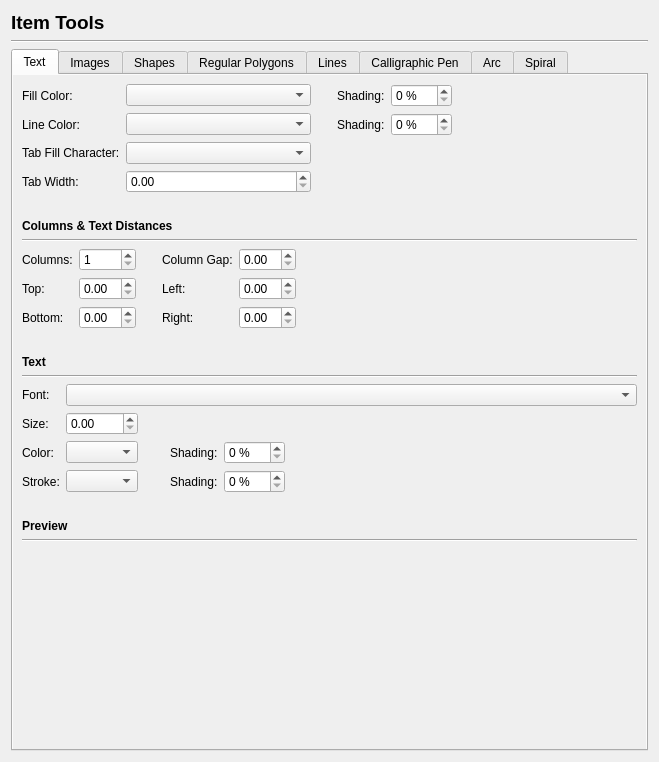
Above: scribus/ui/prefs_itemtoolsbase.ui from scribusproject/scribus before the change. Below: the same form after it.
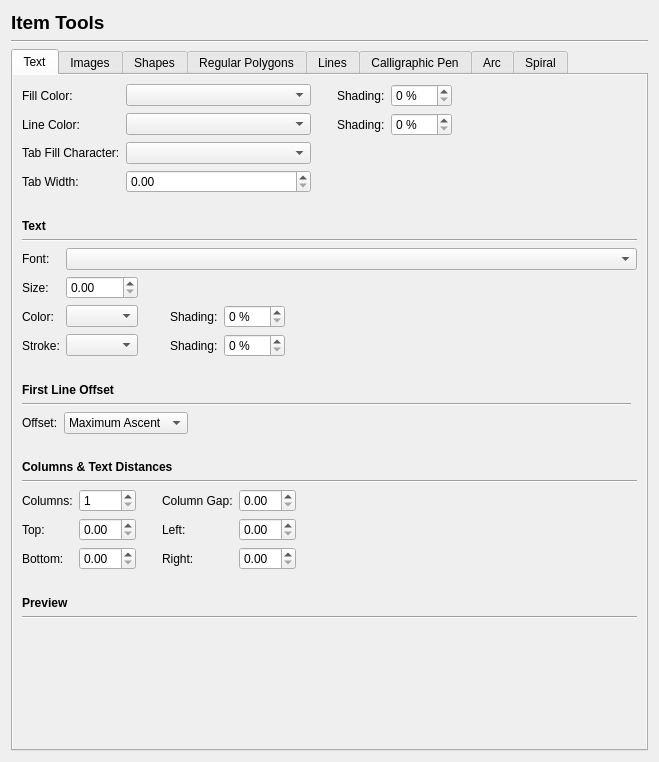
That is the form after the change. Custom widgets are drawn as their Qt base class.

Commit message: #9604: Missing possibility to configure first line offset default value for the text box

What changed in the file:
```diff
--- a/scribus/ui/prefs_itemtoolsbase.ui
+++ b/scribus/ui/prefs_itemtoolsbase.ui
@@ -93,6 +93,51 @@
            </rect>
           </property>
           <layout class="QGridLayout" name="gridLayout_5">
+           <item row="11" column="0" colspan="3">
+            <spacer name="verticalSpacer_3">
+             <property name="orientation">
+              <enum>Qt::Vertical</enum>
+             </property>
+             <property name="sizeType">
+              <enum>QSizePolicy::Fixed</enum>
+             </property>
+             <property name="sizeHint" stdset="0">
+              <size>
+               <width>20</width>
+               <height>20</height>
+              </size>
+             </property>
+            </spacer>
+           </item>
+           <item row="19" column="0" colspan="2">
+            <spacer name="verticalSpacer">
+             <property name="orientation">
+              <enum>Qt::Vertical</enum>
+             </property>
+             <property name="sizeType">
+              <enum>QSizePolicy::Fixed</enum>
+             </property>
+             <property name="sizeHint" stdset="0">
+              <size>
+               <width>20</width>
+               <height>20</height>
+              </size>
+             </property>
+            </spacer>
+           </item>
+           <item row="8" column="0">
+            <widget class="QLabel" name="label_19">
+             <property name="font">
+              <font>
+               <weight>75</weight>
+               <bold>true</bold>
+              </font>
+             </property>
+             <property name="text">
+              <string>Text</string>
+             </property>
+            </widget>
+           </item>
            <item row="2" column="1">
             <widget class="QLabel" name="label_43">
              <property name="text">
@@ -100,79 +145,6 @@
              </property>
             </widget>
            </item>
-           <item row="5" column="0" colspan="3">
-            <widget class="Line" name="line_6">
-             <property name="orientation">
-              <enum>Qt::Horizontal</enum>
-             </property>
-            </widget>
-           </item>
-           <item row="4" column="0">
-            <widget class="QLabel" name="ColumnsAndTextDistances">
-             <property name="font">
-              <font>
-               <weight>75</weight>
-               <bold>true</bold>
-              </font>
-             </property>
-             <property name="text">
-              <string>Columns &amp; Text Distances</string>
-             </property>
-            </widget>
-           </item>
-           <item row="9" column="0" colspan="3">
-            <widget class="Line" name="line_5">
-             <property name="orientation">
-              <enum>Qt::Horizontal</enum>
-             </property>
-            </widget>
-           </item>
-           <item row="16" column="0">
-            <spacer name="verticalSpacer_10">
-             <property name="orientation">
-              <enum>Qt::Vertical</enum>
-             </property>
-             <property name="sizeHint" stdset="0">
-              <size>
-               <width>20</width>
-               <height>40</height>
-              </size>
-             </property>
-            </spacer>
-           </item>
-           <item row="14" column="0" colspan="3">
-            <widget class="Line" name="line_3">
-             <property name="orientation">
-              <enum>Qt::Horizontal</enum>
-             </property>
-            </widget>
-           </item>
-           <item row="13" column="0">
-            <widget class="QLabel" name="label_11">
-             <property name="font">
-              <font>
-               <weight>75</weight>
-               <bold>true</bold>
-              </font>
-             </property>
-             <property name="text">
-              <string>Preview</string>
-             </property>
-            </widget>
-           </item>
-           <item row="6" column="2">
-            <spacer name="horizontalSpacer_15">
-             <property name="orientation">
-              <enum>Qt::Horizontal</enum>
-             </property>
-             <property name="sizeHint" stdset="0">
-              <size>
-               <width>40</width>
-               <height>20</height>
-              </size>
-             </property>
-            </spacer>
-           </item>
            <item row="1" column="1">
             <widget class="QLabel" name="label_42">
              <property name="text">
@@ -180,7 +152,7 @@
              </property>
             </widget>
            </item>
-           <item row="6" column="0" colspan="2">
+           <item row="18" column="0">
             <layout class="QGridLayout" name="gridLayout_3">
              <item row="2" column="4">
               <widget class="ScrSpinBox" name="rightTextDistanceSpinBox"/>
@@ -264,6 +236,41 @@
              </item>
             </layout>
            </item>
+           <item row="22" column="0" colspan="3">
+            <widget class="QLabel" name="textPreviewWidget">
+             <property name="sizePolicy">
+              <sizepolicy hsizetype="Expanding" vsizetype="Preferred">
+               <horstretch>0</horstretch>
+               <verstretch>0</verstretch>
+              </sizepolicy>
+             </property>
+             <property name="minimumSize">
+              <size>
+               <width>400</width>
+               <height>100</height>
+              </size>
+             </property>
+             <property name="frameShape">
+              <enum>QFrame::NoFrame</enum>
+             </property>
+             <property name="text">
+              <string/>
+             </property>
+            </widget>
+           </item>
+           <item row="16" column="0">
+            <widget class="QLabel" name="ColumnsAndTextDistances">
+             <property name="font">
+              <font>
+               <weight>75</weight>
+               <bold>true</bold>
+              </font>
+             </property>
+             <property name="text">
+              <string>Columns &amp; Text Distances</string>
+             </property>
+            </widget>
+           </item>
            <item row="10" column="0" colspan="3">
             <layout class="QGridLayout" name="gridLayout_4">
              <item row="3" column="3">
@@ -371,57 +378,6 @@
              </item>
             </layout>
            </item>
-           <item row="8" column="0">
-            <widget class="QLabel" name="label_19">
-             <property name="font">
-              <font>
-               <weight>75</weight>
-               <bold>true</bold>
-              </font>
-             </property>
-             <property name="text">
-              <string>Text</string>
-             </property>
-            </widget>
-           </item>
-           <item row="15" column="0" colspan="3">
-            <widget class="QLabel" name="textPreviewWidget">
-             <property name="sizePolicy">
-              <sizepolicy hsizetype="Expanding" vsizetype="Preferred">
-               <horstretch>0</horstretch>
-               <verstretch>0</verstretch>
-              </sizepolicy>
-             </property>
-             <property name="minimumSize">
-              <size>
-               <width>400</width>
-               <height>100</height>
-              </size>
-             </property>
-             <property name="frameShape">
-              <enum>QFrame::NoFrame</enum>
-             </property>
-             <property name="text">
-              <string/>
-             </property>
-            </widget>
-           </item>
-           <item row="3" column="0" colspan="2">
-            <spacer name="verticalSpacer">
-             <property name="orientation">
-              <enum>Qt::Vertical</enum>
-             </property>
-             <property name="sizeType">
-              <enum>QSizePolicy::Fixed</enum>
-             </property>
-             <property name="sizeHint" stdset="0">
-              <size>
-               <width>20</width>
-               <height>20</height>
-              </size>
-             </property>
-            </spacer>
-           </item>
            <item row="7" column="0" colspan="2">
             <spacer name="verticalSpacer_2">
              <property name="orientation">
@@ -438,22 +394,6 @@
              </property>
             </spacer>
            </item>
-           <item row="12" column="0" colspan="3">
-            <spacer name="verticalSpacer_3">
-             <property name="orientation">
-              <enum>Qt::Vertical</enum>
-             </property>
-             <property name="sizeType">
-              <enum>QSizePolicy::Fixed</enum>
-             </property>
-             <property name="sizeHint" stdset="0">
-              <size>
-               <width>20</width>
-               <height>20</height>
-              </size>
-             </property>
-            </spacer>
-           </item>
            <item row="0" column="0" rowspan="3" colspan="3">
             <layout class="QGridLayout" name="gridLayout_2">
              <item row="1" column="0">
@@ -594,6 +534,150 @@
              </item>
             </layout>
            </item>
+           <item row="23" column="0">
+            <spacer name="verticalSpacer_10">
+             <property name="orientation">
+              <enum>Qt::Vertical</enum>
+             </property>
+             <property name="sizeHint" stdset="0">
+              <size>
+               <width>20</width>
+               <height>40</height>
+              </size>
+             </property>
+            </spacer>
+           </item>
+           <item row="20" column="0">
+            <widget class="QLabel" name="label_11">
+             <property name="font">
+              <font>
+               <weight>75</weight>
+               <bold>true</bold>
+              </font>
+             </property>
+             <property name="text">
+              <string>Preview</string>
+             </property>
+            </widget>
+           </item>
+           <item row="12" column="0">
+            <widget class="QLabel" name="label_2">
+             <property name="font">
+              <font>
+               <weight>75</weight>
+               <bold>true</bold>
+              </font>
+             </property>
+             <property name="text">
+              <string>First Line Offset</string>
+             </property>
+            </widget>
+           </item>
+           <item row="9" column="0" colspan="3">
+            <widget class="Line" name="line_5">
+             <property name="orientation">
+              <enum>Qt::Horizontal</enum>
+             </property>
+            </widget>
+           </item>
+           <item row="17" column="0" colspan="3">
+            <widget class="Line" name="line_6">
+             <property name="orientation">
+              <enum>Qt::Horizontal</enum>
+             </property>
+            </widget>
+           </item>
+           <item row="13" column="0" colspan="2">
+            <widget class="Line" name="line_7">
+             <property name="orientation">
+              <enum>Qt::Horizontal</enum>
+             </property>
+            </widget>
+           </item>
+           <item row="21" column="0" colspan="3">
+            <widget class="Line" name="line_3">
+             <property name="orientation">
+              <enum>Qt::Horizontal</enum>
+             </property>
+            </widget>
+           </item>
+           <item row="18" column="1">
+            <spacer name="horizontalSpacer_15">
+             <property name="orientation">
+              <enum>Qt::Horizontal</enum>
+             </property>
+             <property name="sizeHint" stdset="0">
+              <size>
+               <width>40</width>
+               <height>20</height>
+              </size>
+             </property>
+            </spacer>
+           </item>
+           <item row="15" column="0" colspan="2">
+            <spacer name="verticalSpacer_13">
+             <property name="orientation">
+              <enum>Qt::Vertical</enum>
+             </property>
+             <property name="sizeType">
+              <enum>QSizePolicy::Fixed</enum>
+             </property>
+             <property name="sizeHint" stdset="0">
+              <size>
+               <width>20</width>
+               <height>20</height>
+              </size>
+             </property>
+            </spacer>
+           </item>
+           <item row="14" column="0" colspan="2">
+            <layout class="QGridLayout" name="gridLayout_8">
+             <item row="0" column="0">
+              <widget class="QLabel" name="label_3">
+               <property name="text">
+                <string>Offset:</string>
+               </property>
+              </widget>
+             </item>
+             <item row="0" column="1">
+              <widget class="QComboBox" name="firstLineOffsetComboBox">
+               <item>
+                <property name="text">
+                 <string>Maximum Ascent</string>
+                </property>
+               </item>
+               <item>
+                <property name="text">
+                 <string>Font Ascent</string>
+                </property>
+               </item>
+               <item>
+                <property name="text">
+                 <string>Line Spacing</string>
+                </property>
+               </item>
+               <item>
+                <property name="text">
+                 <string>Baseline Grid</string>
+                </property>
+               </item>
+              </widget>
+             </item>
+             <item row="0" column="2">
+              <spacer name="horizontalSpacer_19">
+               <property name="orientation">
+                <enum>Qt::Horizontal</enum>
+               </property>
+               <property name="sizeHint" stdset="0">
+                <size>
+                 <width>40</width>
+                 <height>20</height>
+                </size>
+               </property>
+              </spacer>
+             </item>
+            </layout>
+           </item>
           </layout>
          </widget>
         </widget>
```
Left out of the diff: 17 changed lines with no effect on the pictures. The commit also changes 8 other files.
